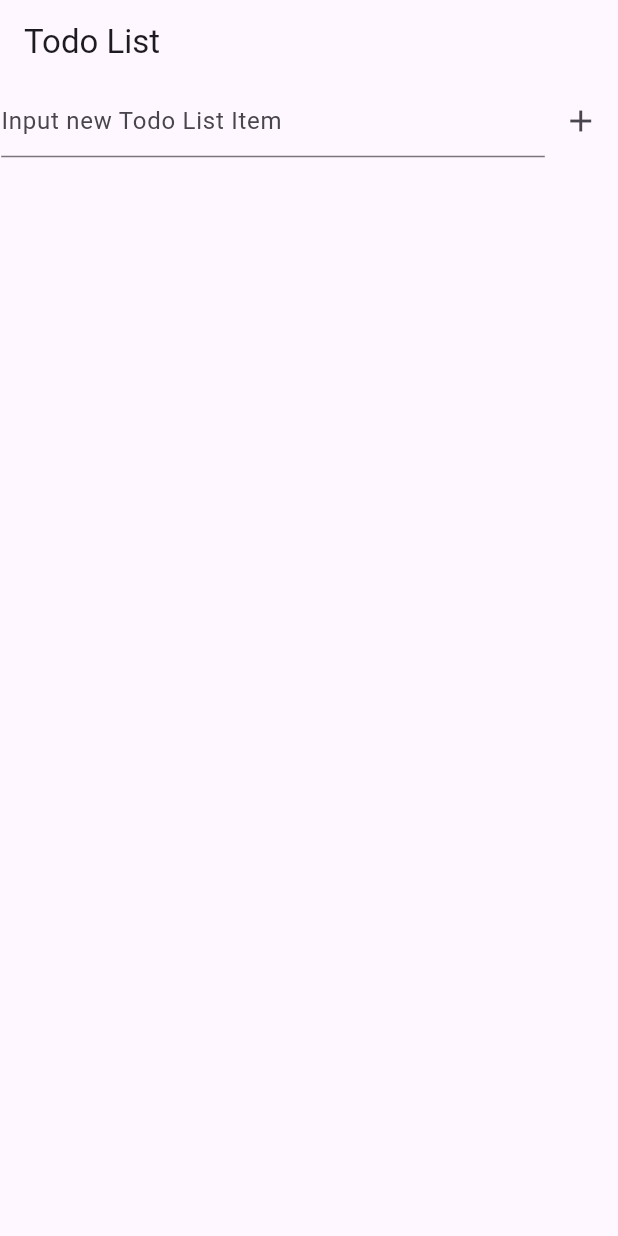
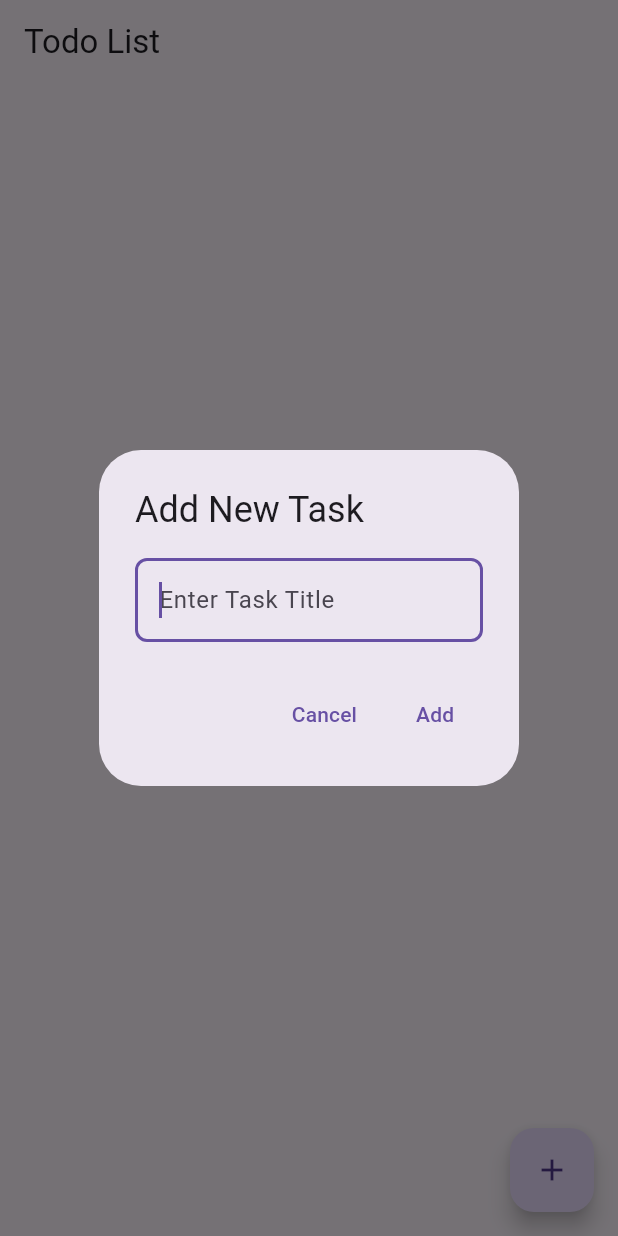
Before and after one commit to Machillka/flutter-todo-list, a Flutter app: the screen it shows after launch, after a tap on the "add" icon, on a phone screen of 412 x 824 dp. Run offline on Flutter 3.47's test engine with Material 3 defaults, Android fonts, the phone set to English and light mode, and no system bars.

Commit message:
use MVP Framework to make it

```diff
--- a/lib/components/todocomponents.dart
+++ /dev/null
@@ -1 +0,0 @@
-// import 'package:flutter/material.dart';
--- a/lib/main.dart
+++ b/lib/main.dart
@@ -1,5 +1,6 @@
 import 'package:flutter/material.dart';
-import 'pages/mainpage.dart';
+// import 'pages/mainpage.dart';
+import 'presenter/todopresenter.dart';
 
 void main() {
   runApp(const MainApp());
@@ -13,7 +14,8 @@ class MainApp extends StatelessWidget {
     return MaterialApp(
       title: 'Todo List',
       theme: ThemeData(primaryColor: Colors.blue),
-      home: TodoListMainPage(),
+      // home: TodoListMainPage(),
+      home: TodoScreen(),
     );
   }
 }
--- /dev/null
+++ b/lib/model/todomodel.dart
@@ -0,0 +1,49 @@
+// 单个代办任务信息
+class TodoTaskInformation {
+  String id;
+  String title;
+  bool isCompleted;
+
+  TodoTaskInformation({
+    required this.id,
+    required this.title,
+    this.isCompleted = false,
+  });
+}
+
+// 管理所有的待办任务
+class TasksManager {
+  List<TodoTaskInformation> _tasks = [];
+  List<TodoTaskInformation> getTasks() => _tasks;
+
+  void addTask(String title) {
+    _tasks.add(
+      TodoTaskInformation(id: DateTime.now().toString(), title: title),
+    );
+  }
+
+  void deletaTask(int index) {
+    if (index < 0 || index >= _tasks.length) {
+      throw RangeError("Index out of range");
+    }
+    _tasks.removeAt(index);
+  }
+
+  void toggleTaskCompletion(int index) {
+    if (index < 0 || index >= _tasks.length) {
+      throw RangeError("Index out of range");
+    }
+    _tasks[index].isCompleted = !_tasks[index].isCompleted;
+  }
+
+    // 拖拽排序更新任务顺序
+  void reorderTasks(int oldIndex, int newIndex) {
+    if (newIndex > oldIndex) newIndex -= 1;
+    final TodoTaskInformation item = _tasks.removeAt(oldIndex);
+    _tasks.insert(newIndex, item);
+  }
+}
+
+abstract class TodoView {
+  void showTasks(List<TodoTaskInformation> tasks);
+}
--- a/lib/pages/mainpage.dart
+++ b/lib/pages/mainpage.dart
@@ -57,6 +57,9 @@ class _TodoListMainPageState extends State<TodoListMainPage> {
               controller: _textEditingController,
               decoration: const InputDecoration(
                 hintText: "Input new Todo List Item",
+                border: OutlineInputBorder(
+                  borderRadius: BorderRadius.all(Radius.circular(8.0))
+                )
               ),
               onSubmitted: _addTodoItem,
             ),
--- /dev/null
+++ b/lib/presenter/todopresenter.dart
@@ -0,0 +1,138 @@
+import 'package:flutter/material.dart';
+import '../model/todomodel.dart';
+
+class TodoPresenter {
+  final TasksManager tasksManager;
+  final TodoView view;
+
+  TodoPresenter(this.tasksManager, this.view);
+
+  // 表示重新加载task列表
+  void loadTasks() {
+    view.showTasks(tasksManager.getTasks());
+  }
+
+  void addTask(String title) {
+    tasksManager.addTask(title);
+    loadTasks();
+  }
+
+  void toggleTaskCompletion(int index) {
+    tasksManager.toggleTaskCompletion(index);
+    loadTasks();
+  }
+}
+
+// TodoView 实现
+class TodoScreen extends StatefulWidget {
+  const TodoScreen({super.key});
+  @override
+  _TodoScreenState createState() => _TodoScreenState();
+}
+
+class _TodoScreenState extends State<TodoScreen> implements TodoView {
+  late TodoPresenter presenter;
+  List<TodoTaskInformation> tasks = [];
+  final TextEditingController _textController = TextEditingController();
+
+  @override
+  void initState() {
+    super.initState();
+    presenter = TodoPresenter(TasksManager(), this);
+    presenter.loadTasks();
+  }
+
+  @override
+  void showTasks(List<TodoTaskInformation> updatedTasks) {
+    setState(() {
+      tasks = updatedTasks;
+    });
+  }
+
+  @override
+  void dispose() {
+    _textController.dispose();
+    super.dispose();
+  }
+
+  void _showAddTaskDialog() {
+    showDialog(
+      context: context,
+      builder: (context) {
+        return AlertDialog(
+          title: const Text("Add New Task"),
+          content: TextField(
+            controller: _textController,
+            autofocus: true,
+            decoration: const InputDecoration(
+              hintText: "Enter Task Title",
+              border: OutlineInputBorder(
+                borderRadius: BorderRadius.all(Radius.circular(8.0)),
+              ),
+            ),
+          ),
+          actions: [
+            TextButton(
+              onPressed: () {
+                Navigator.of(context).pop();
+                _textController.clear();
+              },
+              child: const Text("Cancel"),
+            ),
+            TextButton(
+              onPressed: () {
+                String title = _textController.text.trim();
+                if (title.isNotEmpty) {
+                  presenter.addTask(title);
+                }
+                _textController.clear();
+                Navigator.of(context).pop();
+              },
+              child: const Text("Add"),
+            ),
+          ],
+        );
+      },
+    );
+  }
+
+  @override
+  Widget build(BuildContext context) {
+    return Scaffold(
+      appBar: AppBar(title: const Text("Todo List")),
+      body: ReorderableListView(
+        onReorder: (oldIndex, newIndex) {
+          setState(() {
+            if (newIndex > oldIndex) {
+              newIndex -= 1;
+            }
+            final item = tasks.removeAt(oldIndex);
+            tasks.insert(newIndex, item);
+            presenter.tasksManager.reorderTasks(oldIndex, newIndex);
+          });
+        },
+        children: [
+          for (int i = 0; i < tasks.length; i++)
+            ListTile(
+              key: ValueKey(tasks[i].id),
+              title: Text(
+                tasks[i].title,
+                style: TextStyle(
+                  decoration: tasks[i].isCompleted ? TextDecoration.lineThrough : TextDecoration.none,
+                ),),
+              trailing: Checkbox(
+                value: tasks[i].isCompleted,
+                onChanged: (_) {
+                  presenter.toggleTaskCompletion(i);
+                },
+              ),
+            ),
+        ],
+      ),
+      floatingActionButton: FloatingActionButton(
+        onPressed: _showAddTaskDialog,
+        child: const Icon(Icons.add),
+      ),
+    );
+  }
+}
```
